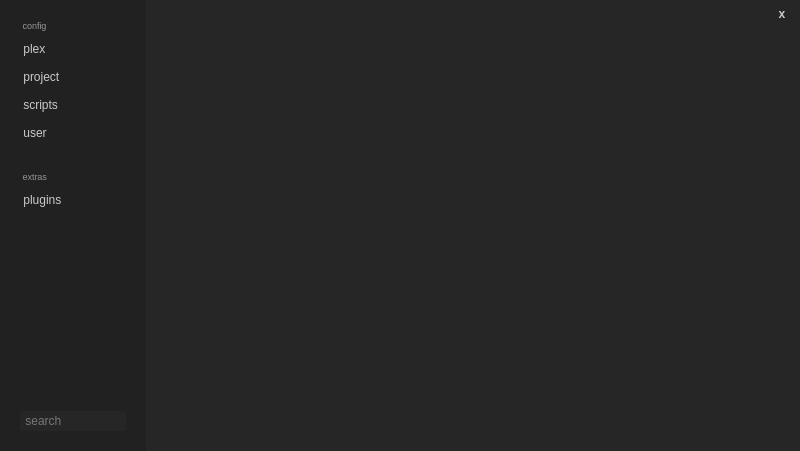
Old version of the form scripts/apps/arSettings.ui in the repository alexanderrichtertd/plex.
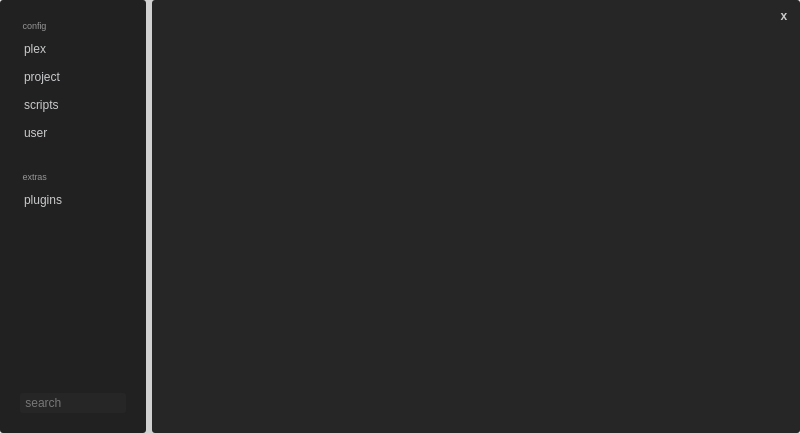
New version of the form.

Commit message:
simplify plex call
before: from plex import Plex;Plex()
now: import plex;plex

Diff of the .ui file:
```diff
--- a/scripts/apps/arSettings.ui
+++ b/scripts/apps/arSettings.ui
@@ -7,7 +7,7 @@
     <x>0</x>
     <y>0</y>
     <width>800</width>
-    <height>451</height>
+    <height>433</height>
    </rect>
   </property>
   <property name="windowTitle">
@@ -15,9 +15,9 @@
   </property>
   <property name="styleSheet">
    <string notr="true">QWidget{
-	
+	border-radius: 3px;
     color: rgb(201, 202, 204);
-	background-color: rgb(38, 38, 38); 
+	background-color: rgb(38, 38, 38, 20); 
 	selection-background-color: rgb(1, 79, 131);
 }
 
@@ -35,7 +35,7 @@
 	border: 2px;
     border-color: rgb(33, 33, 33);
 	border-radius: 3px;
-   background-color: rgb(49, 49, 49); 
+   background-color: rgb(38, 38, 38); 
 }
 
 QPushButton:hover {
@@ -65,7 +65,7 @@
 }</string>
   </property>
   <widget class="QWidget" name="centralwidget">
-   <layout class="QHBoxLayout" name="horizontalLayout_4" stretch="0,1">
+   <layout class="QHBoxLayout" name="horizontalLayout_4" stretch="0">
     <property name="leftMargin">
      <number>0</number>
     </property>
@@ -80,17 +80,17 @@
     </property>
     <item>
      <layout class="QHBoxLayout" name="horizontalLayout" stretch="0,1">
+      <property name="spacing">
+       <number>6</number>
+      </property>
       <property name="topMargin">
        <number>0</number>
       </property>
       <property name="rightMargin">
-       <number>8</number>
+       <number>0</number>
       </property>
       <item>
-       <layout class="QVBoxLayout" name="verticalLayout_2"/>
-      </item>
-      <item>
-       <widget class="QWidget" name="widget" native="true">
+       <widget class="QWidget" name="wgMenu" native="true">
         <property name="minimumSize">
          <size>
           <width>130</width>
@@ -105,10 +105,17 @@
     background-color: rgb(33, 33, 33); 
 }
 
-QLabel:hover {
+QPushButton {
+	text-align:left;
+	padding-left: 4px;
+}
+
+QPushButton:hover {
 	border-radius: 3px;
     color: rgb(49, 49, 49); 
 	background-color: rgb(200, 184, 86); 
+	text-align:left;
+	padding-left: 4px;
 }
 </string>
         </property>
@@ -155,7 +162,7 @@
             </widget>
            </item>
            <item>
-            <widget class="QLabel" name="lblPlex">
+            <widget class="QPushButton" name="btnPlex">
              <property name="minimumSize">
               <size>
                <width>0</width>
@@ -167,13 +174,22 @@
                <pointsize>9</pointsize>
               </font>
              </property>
+             <property name="layoutDirection">
+              <enum>Qt::LeftToRight</enum>
+             </property>
              <property name="text">
-              <string> plex</string>
+              <string>plex</string>
              </property>
+             <property name="shortcut">
+              <string>1</string>
+             </property>
+             <property name="flat">
+              <bool>false</bool>
+             </property>
             </widget>
            </item>
            <item>
-            <widget class="QLabel" name="lblProject">
+            <widget class="QPushButton" name="btnProject">
              <property name="minimumSize">
               <size>
                <width>0</width>
@@ -186,12 +202,15 @@
               </font>
              </property>
              <property name="text">
-              <string> project</string>
+              <string>project</string>
              </property>
+             <property name="shortcut">
+              <string>2</string>
+             </property>
             </widget>
            </item>
            <item>
-            <widget class="QLabel" name="lblScripts">
+            <widget class="QPushButton" name="btnScripts">
              <property name="minimumSize">
               <size>
                <width>0</width>
@@ -204,12 +223,15 @@
               </font>
              </property>
              <property name="text">
-              <string> scripts</string>
+              <string>scripts</string>
              </property>
+             <property name="shortcut">
+              <string>3</string>
+             </property>
             </widget>
            </item>
            <item>
-            <widget class="QLabel" name="lblUser">
+            <widget class="QPushButton" name="btnUser">
              <property name="minimumSize">
               <size>
                <width>0</width>
@@ -222,7 +244,10 @@
               </font>
              </property>
              <property name="text">
-              <string> user</string>
+              <string>user</string>
+             </property>
+             <property name="shortcut">
+              <string>4</string>
              </property>
             </widget>
            </item>
@@ -255,15 +280,23 @@
             </widget>
            </item>
            <item>
-            <widget class="QLabel" name="lblPlugins">
+            <widget class="QPushButton" name="btnPlugins">
              <property name="minimumSize">
               <size>
                <width>0</width>
                <height>20</height>
               </size>
              </property>
+             <property name="font">
+              <font>
+               <pointsize>9</pointsize>
+              </font>
+             </property>
              <property name="text">
-              <string> plugins</string>
+              <string>plugins</string>
+             </property>
+             <property name="shortcut">
+              <string>5</string>
              </property>
             </widget>
            </item>
@@ -305,23 +338,33 @@
         </layout>
        </widget>
       </item>
-     </layout>
-    </item>
     <item>
-     <layout class="QVBoxLayout" name="verticalLayout_5">
+       <widget class="QWidget" name="wgContent" native="true">
+        <property name="styleSheet">
+         <string notr="true">QWidget{
+	background-color: rgb(38, 38, 38); 
+}
+
+QPushButton:hover {
+	border-radius: 3px;
+    color: rgb(49, 49, 49); 
+	background-color: rgb(200, 184, 86); 
+}</string>
+        </property>
+        <layout class="QVBoxLayout" name="verticalLayout_6" stretch="0,1">
       <property name="topMargin">
-       <number>4</number>
+          <number>0</number>
       </property>
       <property name="rightMargin">
        <number>0</number>
       </property>
-      <property name="bottomMargin">
-       <number>30</number>
-      </property>
       <item>
        <layout class="QHBoxLayout" name="horizontalLayout_3">
+           <property name="topMargin">
+            <number>6</number>
+           </property>
         <property name="rightMargin">
-         <number>8</number>
+            <number>6</number>
         </property>
         <item>
          <spacer name="horizontalSpacer">
@@ -337,19 +380,13 @@
          </spacer>
         </item>
         <item>
-         <widget class="QLabel" name="lblCancel">
+            <widget class="QPushButton" name="btnCancel">
           <property name="minimumSize">
            <size>
             <width>20</width>
             <height>20</height>
            </size>
           </property>
-          <property name="maximumSize">
-           <size>
-            <width>20</width>
-            <height>20</height>
-           </size>
-          </property>
           <property name="font">
            <font>
             <weight>75</weight>
@@ -359,13 +396,24 @@
           <property name="text">
            <string>x</string>
           </property>
-          <property name="alignment">
-           <set>Qt::AlignCenter</set>
+             <property name="iconSize">
+              <size>
+               <width>20</width>
+               <height>20</height>
+              </size>
+             </property>
+             <property name="shortcut">
+              <string>Esc</string>
+             </property>
+             <property name="flat">
+              <bool>false</bool>
           </property>
          </widget>
         </item>
        </layout>
       </item>
+         <item>
+          <layout class="QVBoxLayout" name="verticalLayout_7">
       <item>
        <spacer name="verticalSpacer_2">
         <property name="orientation">
@@ -378,6 +426,11 @@
          </size>
         </property>
        </spacer>
+           </item>
+          </layout>
+         </item>
+        </layout>
+       </widget>
       </item>
      </layout>
     </item>
```
Lines whose indentation alone changed are shown as unchanged. The commit also changes 26 other files.
